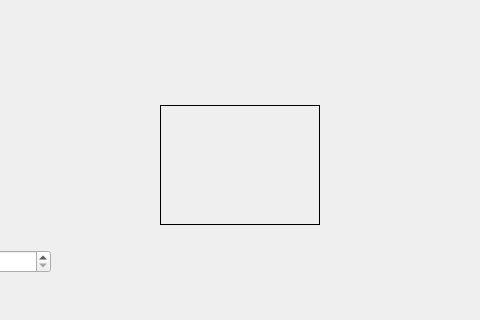
The window that widget.ui (lizatish/Techical_view) describes before a commit, drawn with Qt 5; both pictures show x 500 to 980 and y 275 to 595 of the 1069 by 774 pixel window.
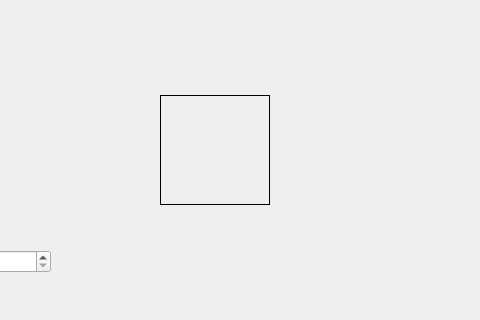
The same window after the commit. Custom widgets are drawn as their Qt base class.

```diff
--- a/widget.ui
+++ b/widget.ui
@@ -145,9 +145,9 @@
    <property name="geometry">
     <rect>
      <x>660</x>
-     <y>380</y>
-     <width>160</width>
-     <height>120</height>
+     <y>370</y>
+     <width>110</width>
+     <height>110</height>
     </rect>
    </property>
    <property name="frameShape">
```
